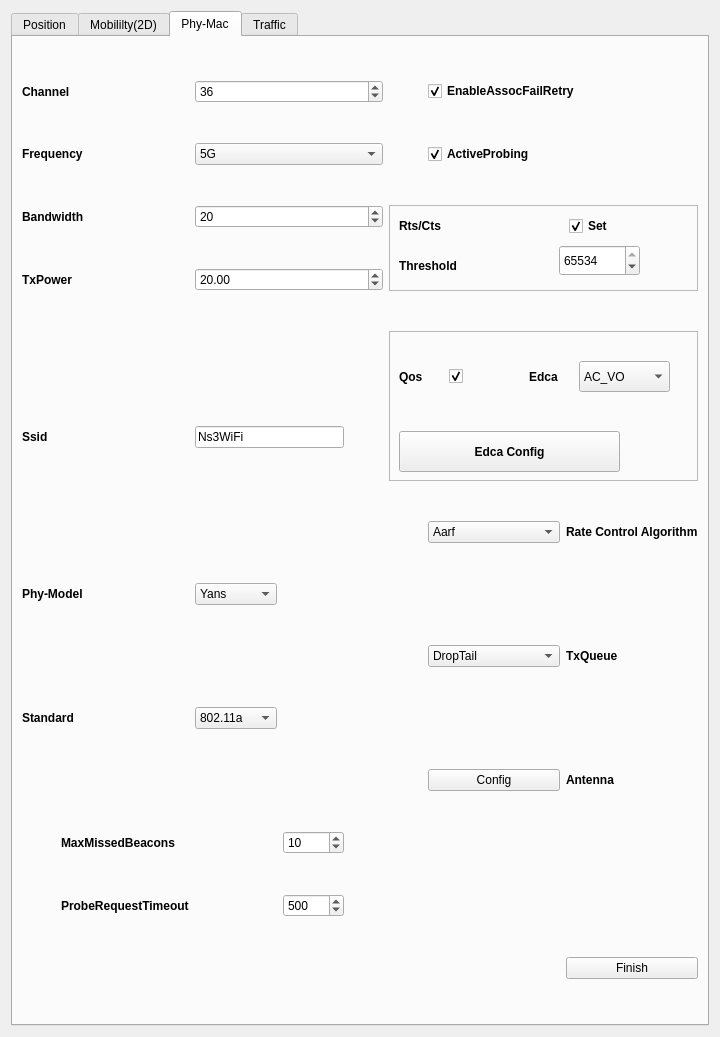
The window that Qt/QT_PRJ/Ns3Visualizer/node_config.ui (z14212638-eng/Ns3-based-Visualization) describes before a commit, drawn with Qt 5.
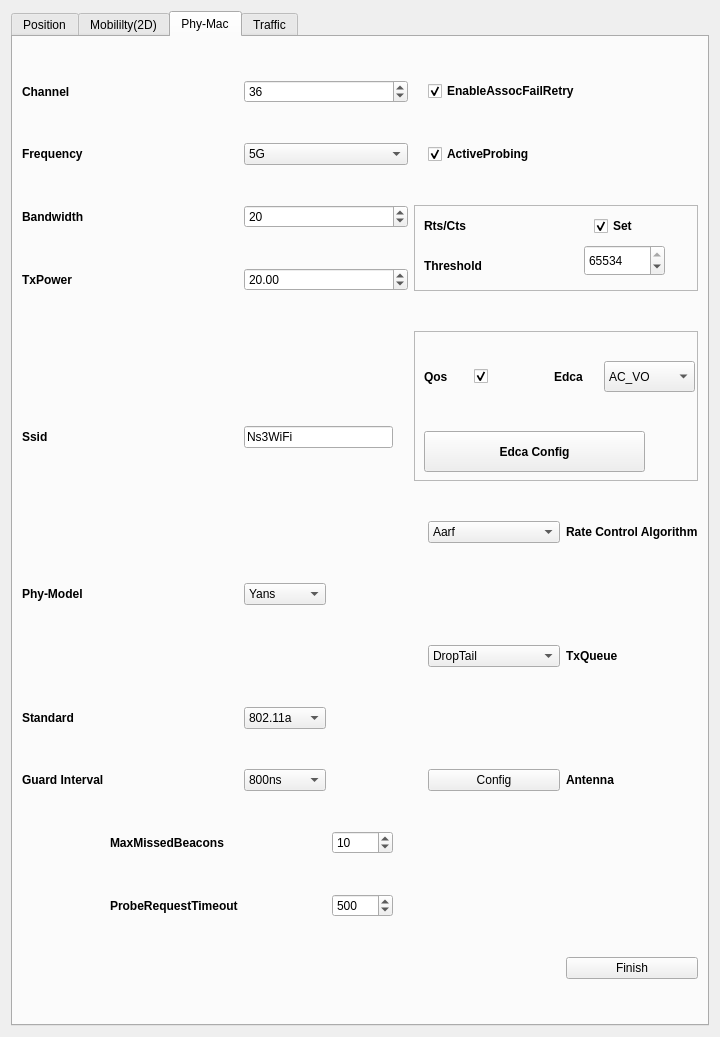
The same window after the commit.

Commit message: Adding argument 'guard interval'

What changed in the file:
```diff
--- a/Qt/QT_PRJ/Ns3Visualizer/node_config.ui
+++ b/Qt/QT_PRJ/Ns3Visualizer/node_config.ui
@@ -943,6 +943,45 @@
          </property>
         </widget>
        </item>
+       <item row="9" column="2">
+        <widget class="QComboBox" name="comboBox_15">
+         <property name="currentIndex">
+          <number>1</number>
+         </property>
+         <item>
+          <property name="text">
+           <string>400ns</string>
+          </property>
+         </item>
+         <item>
+          <property name="text">
+           <string>800ns</string>
+          </property>
+         </item>
+         <item>
+          <property name="text">
+           <string>1600ns</string>
+          </property>
+         </item>
+         <item>
+          <property name="text">
+           <string>3200ns</string>
+          </property>
+         </item>
+        </widget>
+       </item>
+       <item row="9" column="0">
+        <widget class="QLabel" name="label_18">
+         <property name="font">
+          <font>
+           <bold>true</bold>
+          </font>
+         </property>
+         <property name="text">
+          <string>Guard Interval</string>
+         </property>
+        </widget>
+       </item>
       </layout>
      </widget>
      <widget class="QWidget" name="tab_4">
```
The commit also changes 5 other files.
